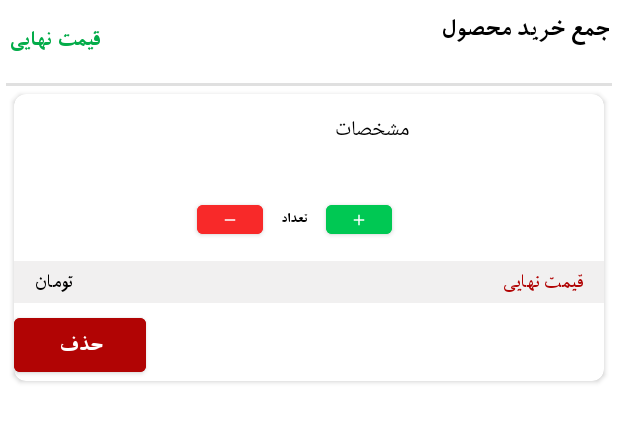
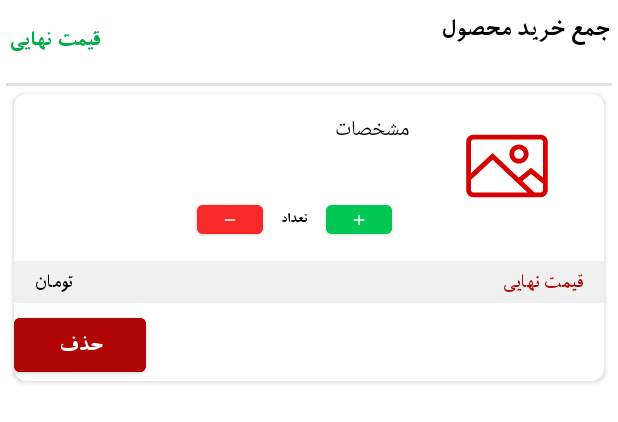
Before and after one commit to SaharOladi/DigiKala, an Android app: the layout card_holder_item.xml on its own in the app's theme, with its tools: preview values and no code run, on a phone screen of 412 x 824 dp. Shown: the top 422 px of the screen. Run offline under Robolectric (Android 15) with nearby library versions, the phone set to English and light mode, and no system bars.

Commit message:
Solve debug problem.

```diff
--- /dev/null
+++ b/app/src/main/res/drawable/ic_placeholder_recycler.xml
@@ -0,0 +1,18 @@
+<vector xmlns:android="http://schemas.android.com/apk/res/android"
+    android:width="50dp"
+    android:height="50dp"
+    android:viewportWidth="50"
+    android:viewportHeight="50">
+  <path
+      android:fillColor="#D50000"
+      android:pathData="M39,38H11c-1.7,0 -3,-1.3 -3,-3V15c0,-1.7 1.3,-3 3,-3h28c1.7,0 3,1.3 3,3v20c0,1.7 -1.3,3 -3,3zM11,14c-0.6,0 -1,0.4 -1,1v20c0,0.6 0.4,1 1,1h28c0.6,0 1,-0.4 1,-1V15c0,-0.6 -0.4,-1 -1,-1H11z"/>
+  <path
+      android:fillColor="#D50000"
+      android:pathData="M30,24c-2.2,0 -4,-1.8 -4,-4s1.8,-4 4,-4 4,1.8 4,4 -1.8,4 -4,4zM30,18c-1.1,0 -2,0.9 -2,2s0.9,2 2,2 2,-0.9 2,-2 -0.9,-2 -2,-2z"/>
+  <path
+      android:fillColor="#D50000"
+      android:pathData="M35.3,37.7L19,22.4 9.7,31l-1.4,-1.4 10.7,-10 17.7,16.7z"/>
+  <path
+      android:fillColor="#D50000"
+      android:pathData="M40.4,32.7L35,28.3 30.5,32l-1.3,-1.6 5.8,-4.7 6.6,5.4z"/>
+</vector>
--- a/app/src/main/res/layout/activity_main.xml
+++ b/app/src/main/res/layout/activity_main.xml
@@ -21,6 +21,7 @@
         android:layout_width="match_parent"
         android:layout_height="0dp"
         android:layout_weight="1"
+        android:background="@color/white"
         android:layoutDirection="rtl"
         android:fontFamily="@font/iran_yekan"
         app:menu="@menu/navigation_menu"
--- a/app/src/main/res/layout/btn_rounded.xml
+++ b/app/src/main/res/layout/btn_rounded.xml
@@ -20,6 +20,7 @@
         android:drawableLeft="@drawable/ic_shopping_bag_small"
         android:fontFamily="@font/iran_yekan"
         android:textStyle="bold"
+        android:textColor="@color/white"
         app:backgroundTint="@color/green_digikala" />
 
 
--- a/app/src/main/res/layout/card_holder_item.xml
+++ b/app/src/main/res/layout/card_holder_item.xml
@@ -2,7 +2,8 @@
 <ScrollView xmlns:android="http://schemas.android.com/apk/res/android"
     xmlns:app="http://schemas.android.com/apk/res-auto"
     android:layout_width="match_parent"
-    android:layout_height="wrap_content">
+    android:layout_height="wrap_content"
+    xmlns:tools="http://schemas.android.com/tools">
 
     <LinearLayout
         android:id="@+id/main_card_layout"
@@ -143,6 +144,8 @@
                         android:layout_marginTop="8dp"
                         android:layout_marginRight="8dp"
                         android:layout_weight="0.3"
+                        tools:src="@drawable/ic_placeholder_recycler"
+                        android:src="@drawable/ic_placeholder_recycler"
                         android:elevation="4dp"
                         android:scaleType="fitCenter" />
 
--- a/app/src/main/res/layout/category_view_holder.xml
+++ b/app/src/main/res/layout/category_view_holder.xml
@@ -19,6 +19,8 @@
             android:layout_width="43dp"
             android:layout_height="43dp"
             android:layout_gravity="center"
+            tools:src="@drawable/ic_placeholder_recycler"
+            android:src="@drawable/ic_placeholder_recycler"
             android:scaleType="fitCenter" />
 
     </androidx.cardview.widget.CardView>
--- a/app/src/main/res/layout/fragment_shopping.xml
+++ b/app/src/main/res/layout/fragment_shopping.xml
@@ -82,6 +82,7 @@
             android:text="@string/final_shop"
             android:textSize="18sp"
             android:textStyle="bold"
+            android:textColor="@color/white"
             app:backgroundTint="@color/green_digikala" />
 
     </LinearLayout>
--- a/app/src/main/res/layout/product_view_holder.xml
+++ b/app/src/main/res/layout/product_view_holder.xml
@@ -1,5 +1,6 @@
 <androidx.cardview.widget.CardView xmlns:android="http://schemas.android.com/apk/res/android"
     xmlns:app="http://schemas.android.com/apk/res-auto"
+    xmlns:tools="http://schemas.android.com/tools"
     android:id="@+id/product_view_holder_cardview"
     android:layout_width="135dp"
     android:layout_height="195dp"
@@ -18,6 +19,8 @@
         <ImageView
             android:id="@+id/product_view_holder_image_cover"
             android:layout_width="match_parent"
+            tools:src="@drawable/ic_placeholder_recycler"
+            android:src="@drawable/ic_placeholder_recycler"
             android:layout_height="130dp" />
 
         <TextView
--- a/app/src/main/res/layout/slider.xml
+++ b/app/src/main/res/layout/slider.xml
@@ -10,6 +10,7 @@
         android:layout_width="match_parent"
         android:layout_height="match_parent"
         android:background="@color/white"
+        android:src="@drawable/ic_placeholder_recycler"
         android:scaleType="fitXY" />
 
 </FrameLayout>
--- a/app/src/main/res/values-night/themes.xml
+++ b/app/src/main/res/values-night/themes.xml
@@ -1,10 +1,10 @@
 <resources xmlns:tools="http://schemas.android.com/tools">
     <!-- Base application theme. -->
-    <style name="Theme.DigiKala" parent="Theme.MaterialComponents.DayNight.DarkActionBar">
+    <style name="Theme.DigiKala" parent="Theme.MaterialComponents.Light.NoActionBar">
         <!-- Primary brand color. -->
         <item name="colorPrimary">@color/purple_200</item>
         <item name="colorPrimaryVariant">@color/purple_700</item>
-        <item name="colorOnPrimary">@color/black</item>
+        <item name="colorOnPrimary">@color/white</item>
         <!-- Secondary brand color. -->
         <item name="colorSecondary">@color/teal_200</item>
         <item name="colorSecondaryVariant">@color/teal_200</item>
--- a/app/src/main/res/values/themes.xml
+++ b/app/src/main/res/values/themes.xml
@@ -1,6 +1,6 @@
 <resources xmlns:tools="http://schemas.android.com/tools">
     <!-- Base application theme. -->
-    <style name="Theme.DigiKala" parent="Theme.MaterialComponents.DayNight.DarkActionBar">
+    <style name="Theme.DigiKala" parent="Theme.MaterialComponents.Light.NoActionBar">
         <!-- Primary brand color. -->
         <item name="colorPrimary">@color/purple_500</item>
         <item name="colorPrimaryVariant">@color/purple_700</item>
```
Also changed, not shown: app/src/main/java/com/example/digikala/adapter/CategoryAdapter.java (+25 -5 lines), app/src/main/java/com/example/digikala/adapter/ProductAdapter.java (+22 -5 lines), app/src/main/java/com/example/digikala/adapter/ProductCategoryAdapter.java (+20 -5 lines), app/src/main/java/com/example/digikala/fragment/CategoryFragment.java (+12 -12 lines), app/src/main/java/com/example/digikala/fragment/HomeFragment.java (+6 -6 lines), app/src/main/res/layout/product_category_holder.xml (+5 -4 lines).
